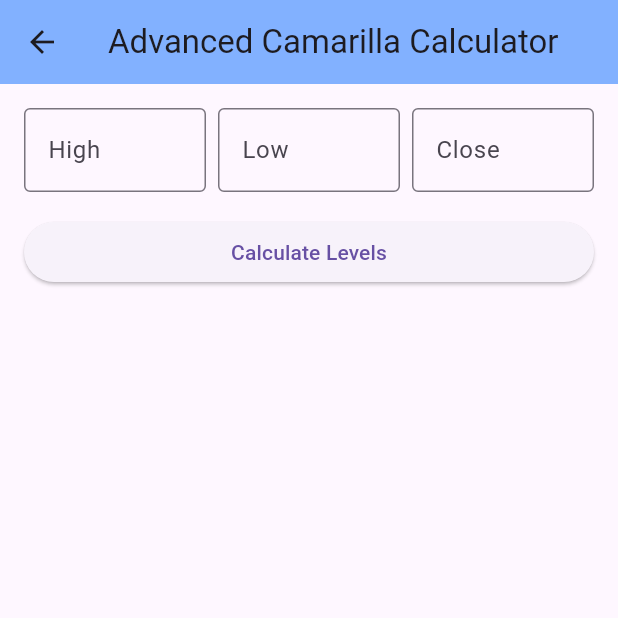
After one commit to PunnawitAck3003/AckFibonacciCalculator, a Flutter app: the screen it shows after launch, after a tap on "Advanced Camarilla Trading Calculator", on a phone screen of 412 x 824 dp, the top half of it. The commit adds this screen. Run offline on Flutter 3.47's test engine with Material 3 defaults, Android fonts, the phone set to English and light mode, and no system bars.

Commit message:
camarilla cal logic

```diff
--- /dev/null
+++ b/lib/advanced_carmarilla.dart
@@ -0,0 +1,150 @@
+import 'package:flutter/material.dart';
+
+class CamarillaCalculatorPage extends StatefulWidget {
+  @override
+  _CamarillaCalculatorPageState createState() =>
+      _CamarillaCalculatorPageState();
+}
+
+class _CamarillaCalculatorPageState extends State<CamarillaCalculatorPage> {
+  final TextEditingController _highController = TextEditingController();
+  final TextEditingController _lowController = TextEditingController();
+  final TextEditingController _closeController = TextEditingController();
+
+  Map<String, double>? _camarillaLevels;
+
+  void _calculateCamarillaLevels() {
+    final double? high = double.tryParse(_highController.text);
+    final double? low = double.tryParse(_lowController.text);
+    final double? close = double.tryParse(_closeController.text);
+
+    if (high != null && low != null && close != null && high >= low) {
+      final double range = high - low;
+      setState(() {
+        _camarillaLevels = _generateCamarillaLevels(high, low, close, range);
+      });
+    } else {
+      setState(() {
+        _camarillaLevels = null;
+      });
+      ScaffoldMessenger.of(context).showSnackBar(
+        SnackBar(
+            content: Text('Please enter valid high, low, and close values.')),
+      );
+    }
+  }
+
+  Map<String, double> _generateCamarillaLevels(
+      double high, double low, double close, double range) {
+    //const double k = 0.55;
+    //const double m = 0.475;
+
+    return {
+      'H10': close + (1.7798 * range),
+      'H9': close + (1.65 * range),//1.1*1.5
+      'H8': close + (1.5202 * range),
+      'H7': close + (1.3596 * range),
+      'H6': (high/low)*close,//c
+      'H5': ((high/low)*close + close + (0.55 * range))/2,
+      'H4': close + (0.55 * range),//1.1/2
+      'H3': close + (0.275 * range),//1.1/4
+      'H2': close + (0.18333333 * range),//1.1/6
+      'H1': close + (0.09166666 * range),//1.1/12
+      'L1': close - (0.09166666 * range),
+      'L2': close - (0.18333333 * range),
+      'L3': close - (0.275 * range),
+      'L4': close - (0.55 * range),
+      'L5': 2*close - ((high/low)*close + close + (0.55 * range))/2,
+      'L6': close - (((high/low)*close)-close),
+      'L7': close - (1.3596 * range),
+      'L8': close - (1.5202 * range),
+      'L9': close - (1.65 * range),
+      'L10': close - (1.7798 * range),
+    };
+  }
+
+  @override
+  Widget build(BuildContext context) {
+    return Scaffold(
+      appBar: AppBar(
+        title: const Text('Advanced Camarilla Calculator'),
+        centerTitle: true,
+        backgroundColor: Colors.blueAccent[100],
+      ),
+      body: Padding(
+        padding: const EdgeInsets.all(16.0),
+        child: Column(
+          crossAxisAlignment: CrossAxisAlignment.stretch,
+          children: [
+            // Input fields in the same row
+            Row(
+              children: [
+                Expanded(
+                  child: TextField(
+                    controller: _highController,
+                    keyboardType: TextInputType.number,
+                    decoration: InputDecoration(
+                      labelText: 'High',
+                      border: OutlineInputBorder(),
+                    ),
+                  ),
+                ),
+                SizedBox(width: 8),
+                Expanded(
+                  child: TextField(
+                    controller: _lowController,
+                    keyboardType: TextInputType.number,
+                    decoration: InputDecoration(
+                      labelText: 'Low',
+                      border: OutlineInputBorder(),
+                    ),
+                  ),
+                ),
+                SizedBox(width: 8),
+                Expanded(
+                  child: TextField(
+                    controller: _closeController,
+                    keyboardType: TextInputType.number,
+                    decoration: InputDecoration(
+                      labelText: 'Close',
+                      border: OutlineInputBorder(),
+                    ),
+                  ),
+                ),
+              ],
+            ),
+            SizedBox(height: 16),
+            ElevatedButton(
+              onPressed: _calculateCamarillaLevels,
+              child: Text('Calculate Levels'),
+            ),
+            SizedBox(height: 24),
+            if (_camarillaLevels != null)
+              Expanded(
+                child: ListView(
+                  children: _camarillaLevels!.entries.map((entry) {
+                    return Padding(
+                      padding: const EdgeInsets.symmetric(vertical: 4.0),
+                      child: Row(
+                        mainAxisAlignment: MainAxisAlignment.spaceAround,
+                        children: [
+                          Text(
+                            '${entry.key}',
+                            style: TextStyle(fontWeight: FontWeight.bold),
+                          ),
+                          Text(
+                            '${entry.value.toStringAsFixed(2)}',
+                            style: TextStyle(color: Colors.grey[700]),
+                          ),
+                        ],
+                      ),
+                    );
+                  }).toList(),
+                ),
+              ),
+          ],
+        ),
+      ),
+    );
+  }
+}
--- a/lib/main.dart
+++ b/lib/main.dart
@@ -1,4 +1,5 @@
 import 'package:flutter/material.dart';
+import 'package:flutter_application_fib1/advanced_carmarilla.dart';
 import 'package:flutter_application_fib1/fibonacci_projection_page.dart';
 import 'package:flutter_application_fib1/fibonacci_rebounding_page.dart';
 import 'package:flutter_application_fib1/fibonacci_retracement_page.dart';
@@ -58,6 +59,18 @@ class HomePage extends StatelessWidget {
                 },
                 child: Text('Fibonacci Projection Calculator'),
               ),
+              SizedBox(height: 20),
+              ElevatedButton(
+                onPressed: () {
+                  Navigator.push(
+                    context,
+                    MaterialPageRoute(
+                      builder: (context) => CamarillaCalculatorPage(),
+                    ),
+                  );
+                },
+                child: Text('Advanced Camarilla Trading Calculator'),
+              ),
             ],
           ),
         ),
```
